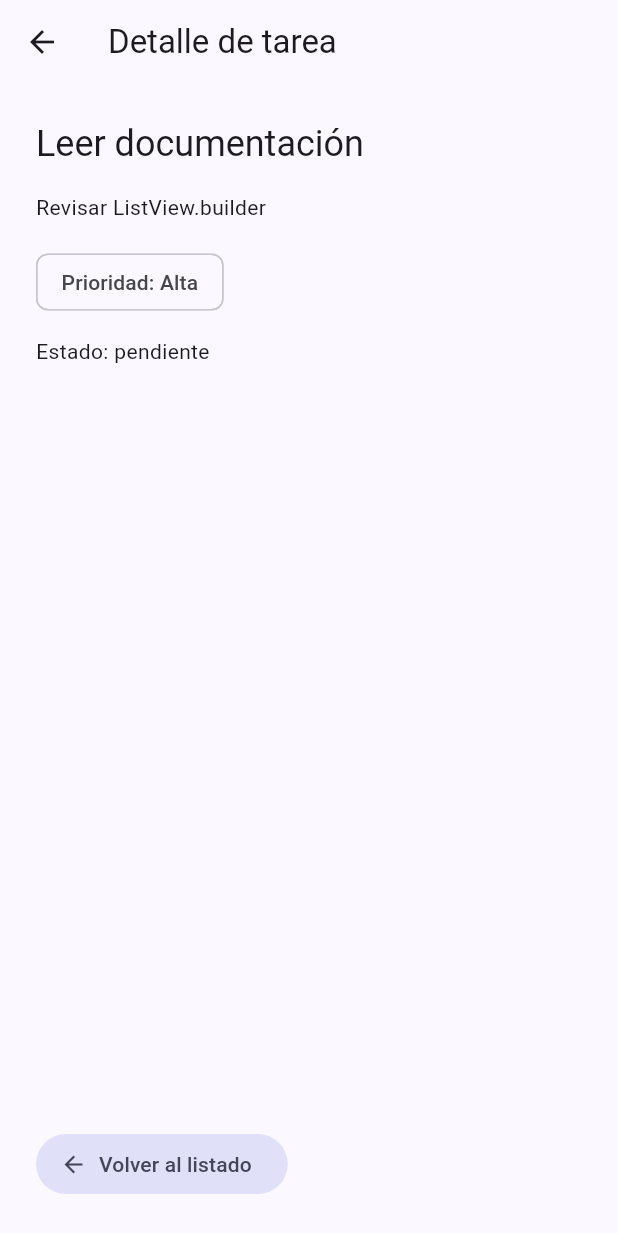
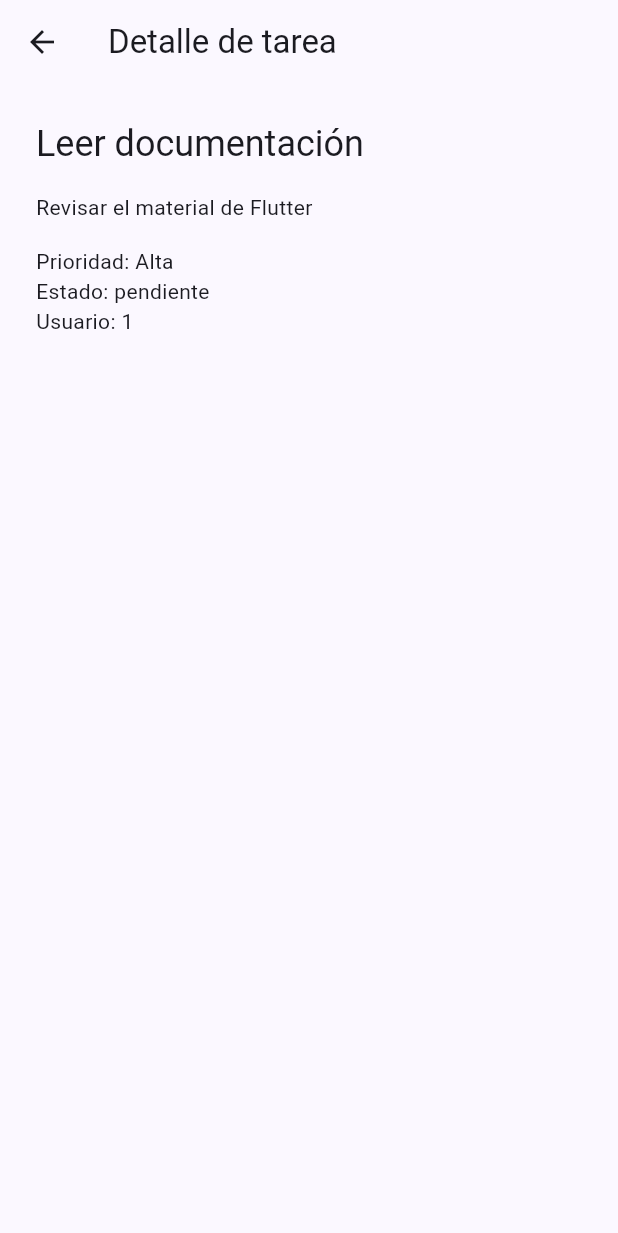
Before and after one commit to JossyFQ/TaskFlow, a Flutter app: the screen it shows after launch, after a tap on "Leer documentación", on a phone screen of 412 x 824 dp. Shown: the top 1233 px of the screen. Run offline on Flutter 3.47's test engine with Material 3 defaults, Android fonts, the phone set to English and light mode, and no system bars; our stand-ins replace go_router.

Commit message:
docs: definir alcance y modelo de TaskFlow - Semana 3 Sesion 5

```diff
--- a/lib/main.dart
+++ b/lib/main.dart
@@ -1,9 +1,74 @@
 import 'package:flutter/material.dart';
 import 'package:go_router/go_router.dart';
+
+import 'task.dart';
 
 void main() {
   runApp(const TaskFlowApp());
 }
+
+const demoTasks = <Task>[
+  Task(
+    id: 1,
+    title: 'Leer documentación',
+    description: 'Revisar el material de Flutter',
+    priority: 'Alta',
+    isCompleted: false,
+    userId: 1,
+  ),
+  Task(
+    id: 2,
+    title: 'Diseñar pantalla',
+    description: 'Dibujar la lista de tareas',
+    priority: 'Media',
+    isCompleted: false,
+    userId: 1,
+  ),
+  Task(
+    id: 3,
+    title: 'Preparar evidencia',
+    description: 'Tomar capturas del avance',
+    priority: 'Baja',
+    isCompleted: true,
+    userId: 1,
+  ),
+  Task(
+    id: 4,
+    title: 'Organizar pendientes',
+    description: 'Ordenar actividades de la semana',
+    priority: 'Alta',
+    isCompleted: false,
+    userId: 1,
+  ),
+  Task(
+    id: 5,
+    title: 'Revisar el proyecto',
+    description: 'Ejecutar el análisis de Flutter',
+    priority: 'Media',
+    isCompleted: false,
+    userId: 1,
+  ),
+];
+
+Task? findTask(int? id) {
+  for (final task in demoTasks) {
+    if (task.id == id) return task;
+  }
+  return null;
+}
+
+final appRouter = GoRouter(
+  routes: [
+    GoRoute(path: '/', builder: (context, state) => const TaskListScreen()),
+    GoRoute(
+      path: '/task/:id',
+      builder: (context, state) {
+        final id = int.tryParse(state.pathParameters['id'] ?? '');
+        return TaskDetailScreen(task: findTask(id));
+      },
+    ),
+  ],
+);
 
 class TaskFlowApp extends StatelessWidget {
   const TaskFlowApp({super.key});
@@ -15,79 +80,11 @@ class TaskFlowApp extends StatelessWidget {
       title: 'TaskFlow',
       theme: ThemeData(
         colorScheme: ColorScheme.fromSeed(seedColor: Colors.indigo),
-        useMaterial3: true,
       ),
       routerConfig: appRouter,
     );
   }
 }
-
-class Task {
-  const Task({
-    required this.id,
-    required this.title,
-    required this.description,
-    required this.priority,
-    required this.isCompleted,
-  });
-
-  final int id;
-  final String title;
-  final String description;
-  final String priority;
-  final bool isCompleted;
-}
-
-const demoTasks = [
-  Task(
-    id: 1,
-    title: 'Leer documentación',
-    description: 'Revisar ListView.builder',
-    priority: 'Alta',
-    isCompleted: false,
-  ),
-  Task(
-    id: 2,
-    title: 'Diseñar la pantalla',
-    description: 'Definir la tarjeta de tarea',
-    priority: 'Media',
-    isCompleted: false,
-  ),
-  Task(
-    id: 3,
-    title: 'Preparar evidencia',
-    description: 'Tomar captura del avance',
-    priority: 'Baja',
-    isCompleted: true,
-  ),
-  Task(
-    id: 4,
-    title: 'Organizar el backlog',
-    description: 'Priorizar pendientes',
-    priority: 'Alta',
-    isCompleted: false,
-  ),
-  Task(
-    id: 5,
-    title: 'Revisar código',
-    description: 'Ejecutar flutter analyze',
-    priority: 'Media',
-    isCompleted: false,
-  ),
-];
-
-final appRouter = GoRouter(
-  routes: [
-    GoRoute(path: '/', builder: (context, state) => const TaskListScreen()),
-    GoRoute(
-      path: '/task/:id',
-      builder: (context, state) {
-        final taskId = int.parse(state.pathParameters['id']!);
-        return TaskDetailScreen(taskId: taskId);
-      },
-    ),
-  ],
-);
 
 class TaskCard extends StatelessWidget {
   const TaskCard({super.key, required this.task, this.onTap});
@@ -106,7 +103,6 @@ class TaskCard extends StatelessWidget {
         ),
         title: Text(task.title),
         subtitle: Text(task.priority + ' · ' + task.description),
-        //subtitle: Text('${task.priority} · ${task.description}'),
         trailing: const Icon(Icons.chevron_right),
       ),
     );
@@ -125,10 +121,18 @@ class TaskListScreen extends StatelessWidget {
         itemCount: demoTasks.length,
         itemBuilder: (context, index) {
           final task = demoTasks[index];
-          return TaskCard(
-            task: task,
-            onTap: () => context.push('/task/' + task.id.toString()),
-            //onTap: () => context.push('/task/${task.id}'),
+          return Card(
+            child: ListTile(
+              leading: Icon(
+                task.isCompleted
+                    ? Icons.check_circle
+                    : Icons.radio_button_unchecked,
+              ),
+              title: Text(task.title),
+              subtitle: Text('Prioridad: ${task.priority}'),
+              trailing: const Icon(Icons.chevron_right),
+              onTap: () => context.push('/task/${task.id}'),
+            ),
           );
         },
       ),
@@ -137,126 +141,39 @@ class TaskListScreen extends StatelessWidget {
 }
 
 class TaskDetailScreen extends StatelessWidget {
-  const TaskDetailScreen({super.key, required this.taskId});
+  const TaskDetailScreen({super.key, required this.task});
 
-  final int taskId;
+  final Task? task;
 
   @override
   Widget build(BuildContext context) {
-    final task = demoTasks.firstWhere((item) => item.id == taskId);
-
+    final selected = task;
     return Scaffold(
       appBar: AppBar(title: const Text('Detalle de tarea')),
       body: Padding(
         padding: const EdgeInsets.all(24),
-        child: Column(
+        child: selected == null
+            ? const Text('No se encontró esta tarea.')
+            : Column(
                 crossAxisAlignment: CrossAxisAlignment.start,
                 children: [
-            Text(task.title, style: Theme.of(context).textTheme.headlineSmall),
+                  Text(
+                    selected.title,
+                    style: Theme.of(context).textTheme.headlineSmall,
+                  ),
                   const SizedBox(height: 16),
-            Text(task.description),
+                  Text(selected.description),
                   const SizedBox(height: 16),
-            Chip(label: Text('Prioridad: ' + task.priority)),
-            //Chip(label: Text('Prioridad: ${task.priority}')),
-            const SizedBox(height: 12),
-            Text(task.isCompleted ? 'Estado: completada' : 'Estado: pendiente'),
-            const Spacer(),
-            FilledButton.tonalIcon(
-              onPressed: () => context.pop(),
-              icon: const Icon(Icons.arrow_back),
-              label: const Text('Volver al listado'),
+                  Text('Prioridad: ${selected.priority}'),
+                  Text(
+                    selected.isCompleted
+                        ? 'Estado: completada'
+                        : 'Estado: pendiente',
                   ),
+                  Text('Usuario: ${selected.userId}'),
                 ],
               ),
       ),
     );
   }
 }
-
-class WelcomeScreen extends StatefulWidget {
-  const WelcomeScreen({super.key});
-
-  @override
-  State<WelcomeScreen> createState() => _WelcomeScreenState();
-}
-
-class _WelcomeScreenState extends State<WelcomeScreen> {
-  final String studentName = 'JosselynFQ';
-  static const dailyGoal = 5;
-  int completedTasks = 0;
-  int pendingTasks = 3;
-
-  void _completeTask() {
-    if (pendingTasks == 0) {
-      return;
-    }
-
-    setState(() {
-      pendingTasks--;
-      if (completedTasks < dailyGoal) {
-        completedTasks++;
-      }
-    });
-  }
-
-  void _addTask() {
-    setState(() {
-      pendingTasks++;
-    });
-  }
-
-  @override
-  Widget build(BuildContext context) {
-    final statusMessage = pendingTasks == 0
-        ? '¡Excelente! No tienes tareas pendientes.'
-        : 'Aún tienes tareas por organizar.';
-
-    return Scaffold(
-      appBar: AppBar(title: const Text('TaskFlow'), centerTitle: true),
-      body: Padding(
-        padding: const EdgeInsets.all(24),
-        child: Column(
-          crossAxisAlignment: CrossAxisAlignment.start,
-          children: [
-            Text(
-              '¡Hola, $studentName!',
-              style: Theme.of(context).textTheme.headlineMedium,
-            ),
-            const SizedBox(height: 12),
-            Text(statusMessage),
-            Text('Completadas hoy: $completedTasks de $dailyGoal'),
-            const SizedBox(height: 28),
-            Card(
-              child: Padding(
-                padding: const EdgeInsets.all(20),
-                child: Row(
-                  children: [
-                    const Icon(Icons.pending_actions),
-                    const SizedBox(width: 12),
-                    Text('Tareas pendientes: $pendingTasks'),
-                  ],
-                ),
-              ),
-            ),
-            const SizedBox(height: 24),
-            Wrap(
-              spacing: 12,
-              children: [
-                ElevatedButton.icon(
-                  onPressed: _addTask,
-                  icon: const Icon(Icons.add),
-                  label: const Text('Agregar tarea'),
-                ),
-                OutlinedButton.icon(
-                  onPressed: pendingTasks == 0 ? null : _completeTask,
-                  icon: const Icon(Icons.done),
-                  label: const Text('Completar una tarea'),
-                ),
-              ],
-            ),
-          ],
-        ),
-      ),
-    );
-  }
-}
--- /dev/null
+++ b/lib/task.dart
@@ -0,0 +1,28 @@
+class Task {
+  const Task({
+    required this.id,
+    required this.title,
+    required this.description,
+    required this.priority,
+    required this.isCompleted,
+    required this.userId,
+  });
+
+  final int id;
+  final String title;
+  final String description;
+  final String priority;
+  final bool isCompleted;
+  final int userId;
+
+  factory Task.fromJson(Map<String, dynamic> json) {
+    return Task(
+      id: json['id'] as int,
+      title: json['title'] as String,
+      description: json['description'] as String,
+      priority: json['priority'] as String,
+      isCompleted: json['isCompleted'] as bool,
+      userId: json['userId'] as int,
+    );
+  }
+}
```
Also changed, not shown: 1 other file. Lines whose indentation alone changed are shown as unchanged.
